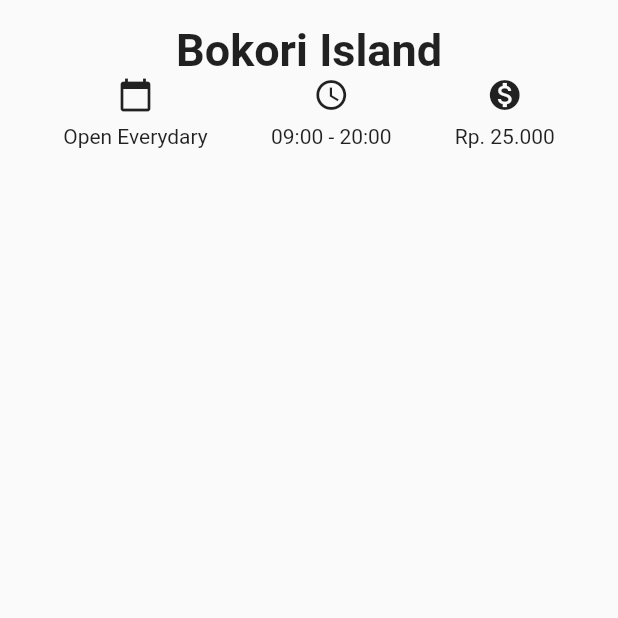
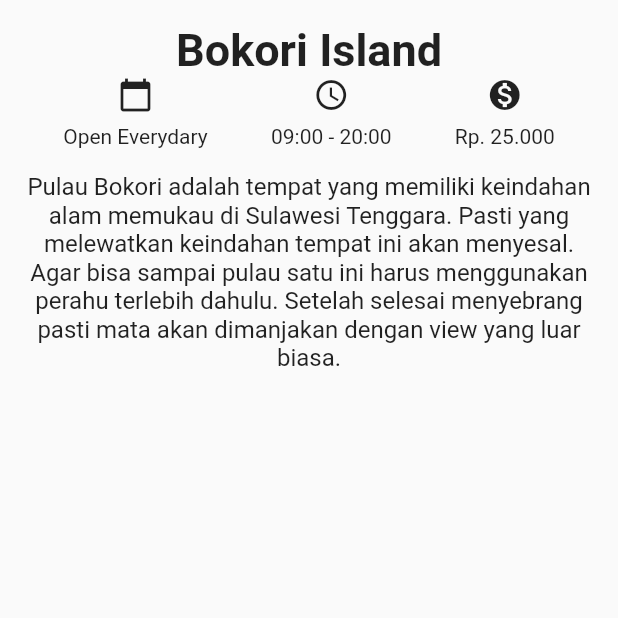
Before and after one commit to are-one/wisata_sultra, a Flutter app: the screen it shows after launch, on a phone screen of 412 x 824 dp, the top half of it. Run offline on Flutter 3.47's test engine with Material 2 defaults, Android fonts, the phone set to English and light mode, and no system bars.

Commit message:
add container and text description

```diff
--- a/lib/main.dart
+++ b/lib/main.dart
@@ -63,7 +63,16 @@ class DetailScreen extends StatelessWidget {
                   ),
                 ],
               ),
-            )
+            ),
+
+            Container(
+              padding: EdgeInsets.all(16.0),
+              child: Text(
+                'Pulau Bokori adalah tempat yang memiliki keindahan alam memukau di Sulawesi Tenggara. Pasti yang melewatkan keindahan tempat ini akan menyesal. Agar bisa sampai pulau satu ini harus menggunakan perahu terlebih dahulu. Setelah selesai menyebrang pasti mata akan dimanjakan dengan view yang luar biasa.',
+                textAlign: TextAlign.center,
+                style: TextStyle(fontSize: 16.0),
+              ),
+            ),
 
           ],
         ),
```
